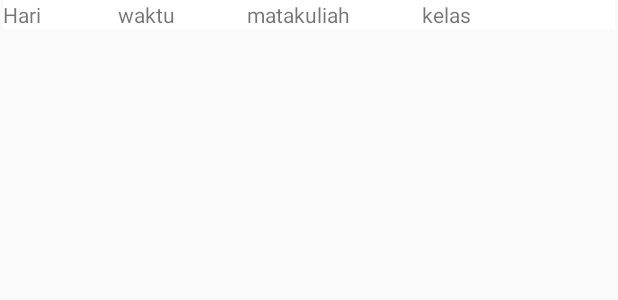
After one commit to wildanal2/RuangKunci, an Android app: the layout item_jadwal.xml on its own in the app's theme, with its tools: preview values and no code run, on a phone screen of 412 x 824 dp. The commit adds this screen. Shown: the top 300 px of the screen. Run offline under Robolectric (Android 15) with nearby library versions, the phone set to English and light mode, and no system bars.

Commit message:
detail ruangan
+ add model jadwal,getdetailjadwal
+ add adapter jadwal

```diff
--- a/app/src/main/java/com/keyroom/com/keyroom/Rest/ApiInterface.java
+++ b/app/src/main/java/com/keyroom/com/keyroom/Rest/ApiInterface.java
@@ -1,5 +1,6 @@
 package com.keyroom.com.keyroom.Rest;
 
+import com.keyroom.com.keyroom.Model.GetDetailKelas;
 import com.keyroom.com.keyroom.Model.GetKelas;
 
 import retrofit2.Call;
@@ -22,4 +23,8 @@ public interface ApiInterface {
     @GET("Kelas/RuanganAll")
     Call<GetKelas> getKelas();
 
+    @FormUrlEncoded
+    @POST("Kelas/Ruangan")
+    Call<GetDetailKelas> getDetail(@Field("id") String id);
+
 }
--- /dev/null
+++ b/app/src/main/res/layout/item_jadwal.xml
@@ -0,0 +1,49 @@
+<?xml version="1.0" encoding="utf-8"?>
+<LinearLayout xmlns:android="http://schemas.android.com/apk/res/android"
+    android:orientation="vertical"
+    android:layout_width="match_parent"
+    android:layout_height="wrap_content"
+    android:layout_marginHorizontal="2dp"
+    android:layout_marginBottom="2px"
+    android:background="#fff">
+
+    <LinearLayout
+        android:orientation="horizontal"
+        android:layout_width="match_parent"
+        android:layout_height="match_parent"
+        android:layout_gravity="center"
+        android:weightSum="5">
+
+        <TextView
+            android:id="@+id/txv_hari_jadwal"
+            android:layout_weight="1"
+            android:layout_width="wrap_content"
+            android:layout_height="wrap_content"
+            android:text="Hari "/>
+        <TextView
+            android:id="@+id/txv_waktu_jadwal"
+            android:layout_weight="1"
+            android:layout_width="wrap_content"
+            android:layout_height="wrap_content"
+            android:text="waktu"/>
+        <TextView
+            android:id="@+id/txv_matakuliah_jadwal"
+            android:layout_weight="1"
+            android:layout_width="wrap_content"
+            android:layout_height="wrap_content"
+            android:text="matakuliah"/>
+        <TextView
+            android:id="@+id/txv_kelas_jadwal"
+            android:layout_weight="1"
+            android:layout_width="wrap_content"
+            android:layout_height="wrap_content"
+            android:text="kelas"/>
+        <!--<TextView-->
+            <!--android:id="@+id/txv_pengajar_jadwal"-->
+            <!--android:layout_weight="1"-->
+            <!--android:layout_width="wrap_content"-->
+            <!--android:layout_height="wrap_content"-->
+            <!--android:text="pengajar"/>-->
+    </LinearLayout>
+
+</LinearLayout>
--- a/app/src/main/res/layout/item_ruangkelas.xml
+++ b/app/src/main/res/layout/item_ruangkelas.xml
@@ -9,7 +9,9 @@
     app:cardCornerRadius="5dp"
     app:cardPreventCornerOverlap="true"
     app:cardElevation="10dp"
-    app:cardMaxElevation="10dp">
+    app:cardMaxElevation="10dp"
+    android:clickable="true"
+    android:foreground="?android:attr/selectableItemBackground">
 
 
     <LinearLayout
```
Also changed, not shown: app/src/main/java/com/keyroom/com/keyroom/Adapter/RecyclerAdapterJadwal.java (added, +59 -0 lines), app/src/main/java/com/keyroom/com/keyroom/Model/GetDetailKelas.java (added, +35 -0 lines), app/src/main/java/com/keyroom/com/keyroom/Model/Jadwal.java (added, +69 -0 lines), app/src/main/java/com/keyroom/com/keyroom/User/DetailRuangFragmentUser.java (+56 -1 lines), app/src/main/java/com/keyroom/com/keyroom/User/HomeFragmentUser.java (+16 -9 lines), app/src/main/res/layout/fragment_detailruang_user.xml (+10 -4 lines).
